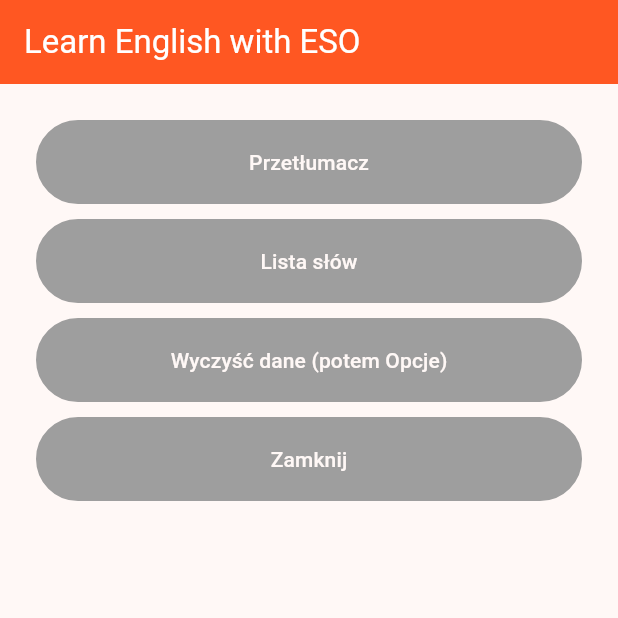
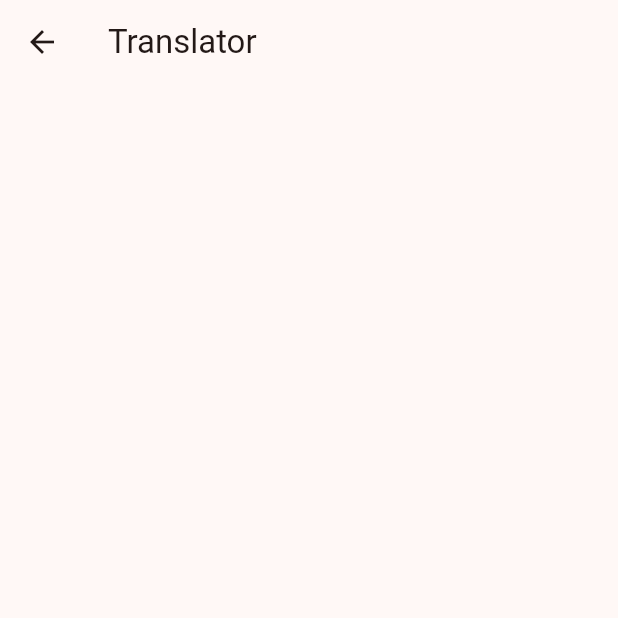
Before and after one commit to Funiek/learn-eso, a Flutter app: the screen it shows after launch, after a tap on "Przetłumacz", on a phone screen of 412 x 824 dp, the top half of it. Run offline on Flutter 3.47's test engine with Material 2 defaults, Android fonts, the phone set to English and light mode, and no system bars.

Commit message:
added navigation

```diff
--- a/lib/main.dart
+++ b/lib/main.dart
@@ -1,11 +1,25 @@
 import 'package:flutter/material.dart';
+import 'package:flutter/services.dart';
 
 void main() {
   runApp(const MyApp());
 }
 
-class MyApp extends StatelessWidget {
+class MyApp extends StatefulWidget {
   const MyApp({super.key});
+
+  @override
+  State<MyApp> createState() => _MyAppState();
+}
+
+class _MyAppState extends State<MyApp> {
+  String? _selectedView;
+
+  setSelectedView(selectedView) {
+    setState(() {
+      _selectedView = selectedView;
+    });
+  }
 
   @override
   Widget build(BuildContext context) {
@@ -19,46 +33,73 @@ class MyApp extends StatelessWidget {
         ),
         useMaterial3: true,
       ),
-      home: const MainMenu(title: 'Learn English with ESO'),
+      // home: const MainMenu(title: 'Learn English with ESO'),
+      home: Navigator(
+        pages: [
+          MaterialPage(
+              child: MainMenu(
+            title: 'Learn English with ESO',
+            setSelectedView: setSelectedView,
+          )),
+          if (_selectedView == 'Translator')
+            const MaterialPage(child: TranslatorView())
+        ],
+        onPopPage: (route, result) {
+          setSelectedView(null);
+          return route.didPop(result);
+        },
+      ),
     );
   }
 }
 
-class MainMenu extends StatefulWidget {
-  const MainMenu({super.key, required this.title});
+class MainMenu extends StatelessWidget {
+  const MainMenu({
+    super.key,
+    required this.title,
+    required this.setSelectedView,
+  });
 
   final String title;
+  final Function setSelectedView;
 
-  @override
-  State<MainMenu> createState() => _MainMenuState();
-}
-
-class _MainMenuState extends State<MainMenu> {
   @override
   Widget build(BuildContext context) {
     return Scaffold(
       appBar: AppBar(
         backgroundColor: Theme.of(context).colorScheme.secondary,
         foregroundColor: Colors.white,
-        title: Text(widget.title),
+        title: Text(title),
       ),
       body: Center(
         child: ListView(
           padding: const EdgeInsets.all(24),
-          children: const [
-            MenuButton(inlineText: 'Przetłumacz'),
-            SizedBox(
+          children: [
+            MenuButton(
+                inlineText: 'Przetłumacz',
+                viewName: 'Translator',
+                func: setSelectedView),
+            const SizedBox(
               height: 10,
             ),
-            MenuButton(inlineText: 'Lista słów'),
-            SizedBox(
+            MenuButton(
+                inlineText: 'Lista słów',
+                viewName: 'WordsList',
+                func: setSelectedView),
+            const SizedBox(
               height: 10,
             ),
-            MenuButton(inlineText: 'Wyczyść dane (potem Opcje)'),
-            SizedBox(
+            MenuButton(
+                inlineText: 'Wyczyść dane (potem Opcje)',
+                viewName: 'ClearData',
+                func: setSelectedView),
+            const SizedBox(
               height: 10,
             ),
-            MenuButton(inlineText: 'Zamknij'),
+            MenuButton(
+              inlineText: 'Zamknij',
+              func: () => SystemNavigator.pop(),
+            ),
           ],
         ),
       ),
@@ -67,9 +108,12 @@ class _MainMenuState extends State<MainMenu> {
 }
 
 class MenuButton extends StatelessWidget {
-  const MenuButton({super.key, required this.inlineText});
+  const MenuButton(
+      {super.key, required this.inlineText, this.viewName, required this.func});
 
   final String inlineText;
+  final String? viewName;
+  final Function func;
 
   @override
   Widget build(BuildContext context) {
@@ -85,12 +129,31 @@ class MenuButton extends StatelessWidget {
         ),
       ),
       child: TextButton(
-        onPressed: () {},
         child: Text(
           inlineText,
           style: TextStyle(color: Theme.of(context).colorScheme.surface),
         ),
+        onPressed: () {
+          if (viewName != null) {
+            func(viewName);
+          } else {
+            func();
+          }
+        },
       ),
     );
   }
 }
+
+class TranslatorView extends StatelessWidget {
+  const TranslatorView({super.key});
+
+  @override
+  Widget build(BuildContext context) {
+    return Scaffold(
+      appBar: AppBar(
+        title: const Text('Translator'),
+      ),
+    );
+  }
+}
```
